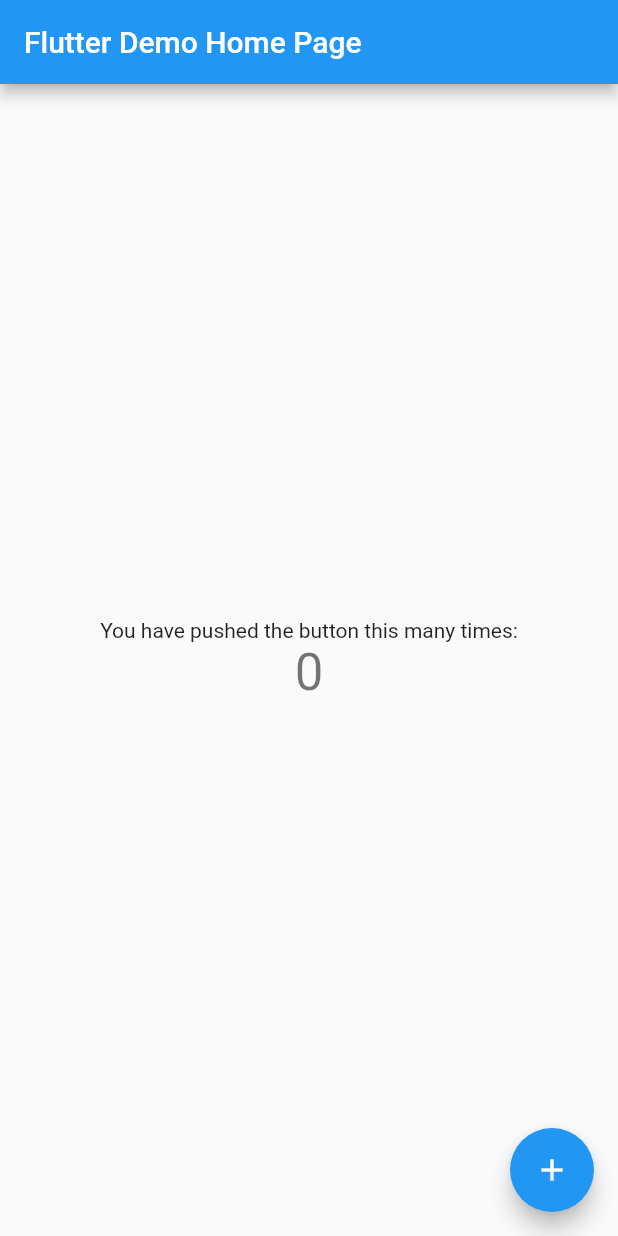
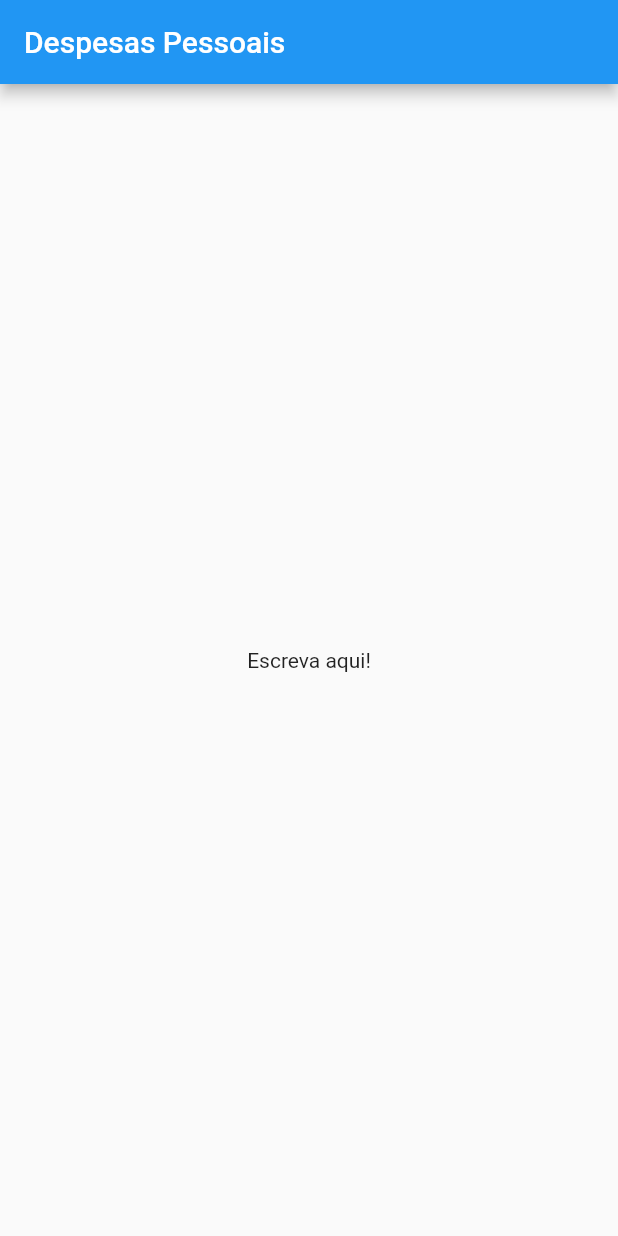
Before and after one commit to jermelterzi/despesas_pessoais, a Flutter app: the screen it shows after launch, on a phone screen of 412 x 824 dp. Run offline on Flutter 3.47's test engine with Material 2 defaults, Android fonts, the phone set to English and light mode, and no system bars.

Commit message:
Criando uma versão inicial do app

```diff
--- a/lib/main.dart
+++ b/lib/main.dart
@@ -1,115 +1,30 @@
 import 'package:flutter/material.dart';
 
-void main() {
-  runApp(const MyApp());
-}
+main() => runApp(const ExpensesApp());
 
-class MyApp extends StatelessWidget {
-  const MyApp({Key? key}) : super(key: key);
+class ExpensesApp extends StatelessWidget {
+  const ExpensesApp({Key? key}) : super(key: key);
 
-  // This widget is the root of your application.
   @override
   Widget build(BuildContext context) {
-    return MaterialApp(
-      title: 'Flutter Demo',
-      theme: ThemeData(
-        // This is the theme of your application.
-        //
-        // Try running your application with "flutter run". You'll see the
-        // application has a blue toolbar. Then, without quitting the app, try
-        // changing the primarySwatch below to Colors.green and then invoke
-        // "hot reload" (press "r" in the console where you ran "flutter run",
-        // or simply save your changes to "hot reload" in a Flutter IDE).
-        // Notice that the counter didn't reset back to zero; the application
-        // is not restarted.
-        primarySwatch: Colors.blue,
-      ),
-      home: const MyHomePage(title: 'Flutter Demo Home Page'),
+    return const MaterialApp(
+      home: MyHomePage(),
     );
   }
 }
 
-class MyHomePage extends StatefulWidget {
-  const MyHomePage({Key? key, required this.title}) : super(key: key);
-
-  // This widget is the home page of your application. It is stateful, meaning
-  // that it has a State object (defined below) that contains fields that affect
-  // how it looks.
-
-  // This class is the configuration for the state. It holds the values (in this
-  // case the title) provided by the parent (in this case the App widget) and
-  // used by the build method of the State. Fields in a Widget subclass are
-  // always marked "final".
-
-  final String title;
-
-  @override
-  State<MyHomePage> createState() => _MyHomePageState();
-}
-
-class _MyHomePageState extends State<MyHomePage> {
-  int _counter = 0;
-
-  void _incrementCounter() {
-    setState(() {
-      // This call to setState tells the Flutter framework that something has
-      // changed in this State, which causes it to rerun the build method below
-      // so that the display can reflect the updated values. If we changed
-      // _counter without calling setState(), then the build method would not be
-      // called again, and so nothing would appear to happen.
-      _counter++;
-    });
-  }
+class MyHomePage extends StatelessWidget {
+  const MyHomePage({Key? key}) : super(key: key);
 
   @override
   Widget build(BuildContext context) {
-    // This method is rerun every time setState is called, for instance as done
-    // by the _incrementCounter method above.
-    //
-    // The Flutter framework has been optimized to make rerunning build methods
-    // fast, so that you can just rebuild anything that needs updating rather
-    // than having to individually change instances of widgets.
     return Scaffold(
       appBar: AppBar(
-        // Here we take the value from the MyHomePage object that was created by
-        // the App.build method, and use it to set our appbar title.
-        title: Text(widget.title),
+        title: const Text('Despesas Pessoais'),
       ),
-      body: Center(
-        // Center is a layout widget. It takes a single child and positions it
-        // in the middle of the parent.
-        child: Column(
-          // Column is also a layout widget. It takes a list of children and
-          // arranges them vertically. By default, it sizes itself to fit its
-          // children horizontally, and tries to be as tall as its parent.
-          //
-          // Invoke "debug painting" (press "p" in the console, choose the
-          // "Toggle Debug Paint" action from the Flutter Inspector in Android
-          // Studio, or the "Toggle Debug Paint" command in Visual Studio Code)
-          // to see the wireframe for each widget.
-          //
-          // Column has various properties to control how it sizes itself and
-          // how it positions its children. Here we use mainAxisAlignment to
-          // center the children vertically; the main axis here is the vertical
-          // axis because Columns are vertical (the cross axis would be
-          // horizontal).
-          mainAxisAlignment: MainAxisAlignment.center,
-          children: <Widget>[
-            const Text(
-              'You have pushed the button this many times:',
-            ),
-            Text(
-              '$_counter',
-              style: Theme.of(context).textTheme.headline4,
-            ),
-          ],
-        ),
+      body: const Center(
+        child: Text('Escreva aqui!'),
       ),
-      floatingActionButton: FloatingActionButton(
-        onPressed: _incrementCounter,
-        tooltip: 'Increment',
-        child: const Icon(Icons.add),
-      ), // This trailing comma makes auto-formatting nicer for build methods.
     );
   }
 }
```
